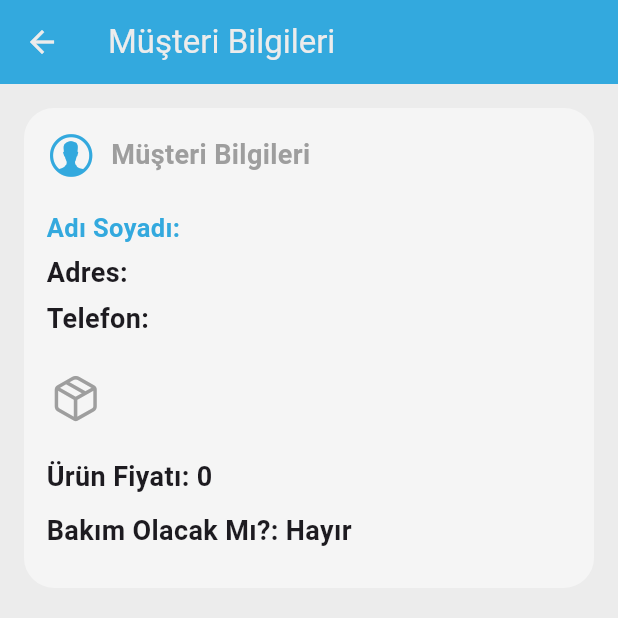
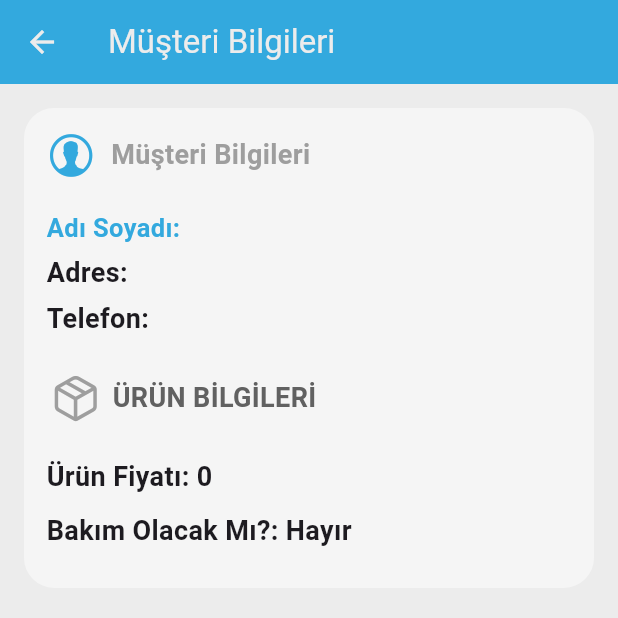
Before and after one commit to muhammeddastan/TakipPlus-Mobile-App, a Flutter app: the MusteriDetayPage screen opened directly with empty values, on a phone screen of 412 x 824 dp, the top half of it. Run offline on Flutter 3.47's test engine with Material 3 defaults, Android fonts, the phone set to English and light mode, and no system bars; our stand-ins replace google_fonts.

Commit message:
deneme değişiklik

```diff
--- a/lib/Pages/MusteriDetayPage.dart
+++ b/lib/Pages/MusteriDetayPage.dart
@@ -132,10 +132,10 @@ class MusteriDetayPage extends StatelessWidget {
                             color: Colors.grey,
                           ),
                         ),
-                        Text(
-                          "${musteri.urunAdi}",
+                        const Text(
+                          "ÜRÜN BİLGİLERİ",
                           style: TextStyle(
-                              color: Renkler.Blue,
+                              color: Renkler.Grey,
                               fontWeight: FontWeight.bold,
                               fontSize: 18),
                         ),
```
